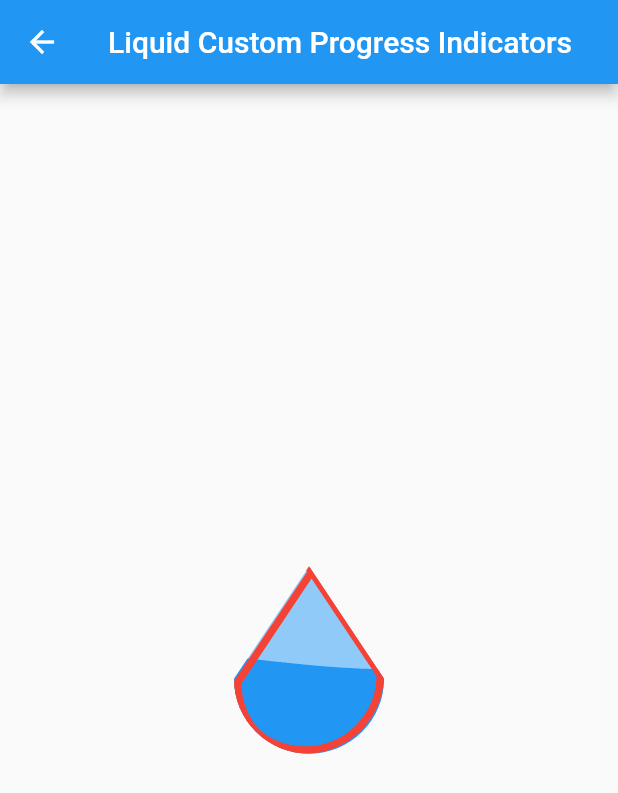
After one commit to JordanADavies/liquid_progress_indicator, a Flutter app: the screen it shows after launch, after a tap on "Custom", on a phone screen of 412 x 824 dp. The commit adds this screen. Shown: the top 793 px of the screen. Run offline on Flutter 3.47's test engine with Material 2 defaults, Android fonts, the phone set to English and light mode, and no system bars.

Commit message:
Added LiquidCustomProgressIndicator.

```diff
--- /dev/null
+++ b/example/lib/liquid_custom_progress_indicator_page.dart
@@ -0,0 +1,30 @@
+import 'package:flutter/material.dart';
+import 'package:liquid_progress_indicator/liquid_progress_indicator.dart';
+
+class LiquidCustomProgressIndicatorPage extends StatelessWidget {
+  @override
+  Widget build(BuildContext context) {
+    return Scaffold(
+      appBar: AppBar(
+        title: Text("Liquid Custom Progress Indicators"),
+      ),
+      body: Center(
+        child: LiquidCustomProgressIndicator(
+          direction: Axis.vertical,
+          borderColor: Colors.red,
+          borderWidth: 5.0,
+          shapePath: _buildPath(),
+        ),
+      ),
+    );
+  }
+
+  Path _buildPath() {
+    return Path()
+      ..moveTo(50, 0)
+      ..lineTo(0, 75)
+      ..arcToPoint(
+        Offset(100, 75), clockwise: false, radius: Radius.circular(8.0),)
+      ..close();
+  }
+}
--- a/example/lib/main.dart
+++ b/example/lib/main.dart
@@ -1,6 +1,7 @@
 import 'package:flutter/material.dart';
 
 import 'liquid_circular_progress_indicator_page.dart';
+import 'liquid_custom_progress_indicator_page.dart';
 import 'liquid_linear_progress_indicator_page.dart';
 
 void main() => runApp(MaterialApp(home: Example()));
@@ -36,6 +37,15 @@ class Example extends StatelessWidget {
                     ),
                   ),
             ),
+            FlatButton(
+              child: Text("Custom"),
+              color: Colors.grey[300],
+              onPressed: () => Navigator.of(context).push(
+                MaterialPageRoute(
+                  builder: (_) => LiquidCustomProgressIndicatorPage(),
+                ),
+              ),
+            ),
           ],
         ),
       ),
--- a/lib/liquid_progress_indicator.dart
+++ b/lib/liquid_progress_indicator.dart
@@ -2,3 +2,4 @@ library liquid_progress_indicator;
 
 export 'src/liquid_circular_progress_indicator.dart';
 export 'src/liquid_linear_progress_indicator.dart';
+export 'src/liquid_custom_progress_indicator.dart';
--- /dev/null
+++ b/lib/src/liquid_custom_progress_indicator.dart
@@ -0,0 +1,163 @@
+import 'package:flutter/material.dart';
+import 'package:liquid_progress_indicator/src/wave.dart';
+
+class LiquidCustomProgressIndicator extends ProgressIndicator {
+  ///The width of the border, if this is set [borderColor] must also be set.
+  final double borderWidth;
+
+  ///The color of the border, if this is set [borderWidth] must also be set.
+  final Color borderColor;
+
+  ///The widget to show in the center of the progress indicator.
+  final Widget center;
+
+  ///The direction the liquid travels.
+  final Axis direction;
+
+  ///The path used to draw the shape of the progress indicator.
+  final Path shapePath;
+
+  LiquidCustomProgressIndicator({
+    Key key,
+    double value = 0.5,
+    Color backgroundColor,
+    Animation<Color> valueColor,
+    this.borderWidth,
+    this.borderColor,
+    this.center,
+    @required this.direction,
+    @required this.shapePath,
+  }) : super(
+    key: key,
+    value: value,
+    backgroundColor: backgroundColor,
+    valueColor: valueColor,
+  ) {
+    if (borderWidth != null && borderColor == null ||
+        borderColor != null && borderWidth == null) {
+      throw ArgumentError("borderWidth and borderColor should both be set.");
+    }
+  }
+
+  Color _getBackgroundColor(BuildContext context) =>
+      backgroundColor ?? Theme
+          .of(context)
+          .backgroundColor;
+
+  Color _getValueColor(BuildContext context) =>
+      valueColor?.value ?? Theme
+          .of(context)
+          .accentColor;
+
+  @override
+  State<StatefulWidget> createState() => _LiquidCustomProgressIndicatorState();
+}
+
+class _LiquidCustomProgressIndicatorState
+    extends State<LiquidCustomProgressIndicator> {
+  @override
+  Widget build(BuildContext context) {
+    return SizedBox(
+      width: widget.shapePath
+          .getBounds()
+          .width,
+      height: widget.shapePath
+          .getBounds()
+          .height,
+      child: ClipPath(
+        clipper: _CustomPathClipper(
+          path: widget.shapePath,
+        ),
+        child: CustomPaint(
+          painter: _CustomPathPainter(
+            color: widget._getBackgroundColor(context),
+            path: widget.shapePath,
+          ),
+          foregroundPainter: _CustomPathBorderPainter(
+            color: widget.borderColor,
+            width: widget.borderWidth,
+            path: widget.shapePath,
+          ),
+          child: Stack(
+            children: <Widget>[
+              Wave(
+                value: widget.value,
+                color: widget._getValueColor(context),
+                direction: widget.direction,
+              ),
+              if (widget.center != null) Center(child: widget.center),
+            ],
+          ),
+        ),
+      ),
+    );
+  }
+}
+
+class _CustomPathPainter extends CustomPainter {
+  final Color color;
+  final Path path;
+
+  _CustomPathPainter({@required this.color, @required this.path});
+
+  @override
+  void paint(Canvas canvas, Size size) {
+    final paint = Paint()
+      ..color = color;
+    canvas.drawPath(path, paint);
+  }
+
+  @override
+  bool shouldRepaint(_CustomPathPainter oldDelegate) =>
+      color != oldDelegate.color || path != oldDelegate.path;
+}
+
+class _CustomPathBorderPainter extends CustomPainter {
+  final Color color;
+  final double width;
+  final Path path;
+
+  _CustomPathBorderPainter({
+    @required this.color,
+    @required this.width,
+    @required this.path,
+  });
+
+  @override
+  void paint(Canvas canvas, Size size) {
+    if (color == null || width == null) {
+      return;
+    }
+
+    final paint = Paint()
+      ..color = color
+      ..style = PaintingStyle.stroke
+      ..strokeWidth = width;
+
+    final leftTopPath = path.shift(Offset(width / 2, width / 2));
+    canvas.drawPath(leftTopPath, paint);
+
+    final rightBottomPath = path.shift(Offset(-width / 2, -width / 2));
+    canvas.drawPath(rightBottomPath, paint);
+  }
+
+  @override
+  bool shouldRepaint(_CustomPathBorderPainter oldDelegate) =>
+      color != oldDelegate.color ||
+          width != oldDelegate.width ||
+          path != oldDelegate.path;
+}
+
+class _CustomPathClipper extends CustomClipper<Path> {
+  final Path path;
+
+  _CustomPathClipper({@required this.path});
+
+  @override
+  Path getClip(Size size) {
+    return path;
+  }
+
+  @override
+  bool shouldReclip(CustomClipper<Path> oldClipper) => false;
+}
```
